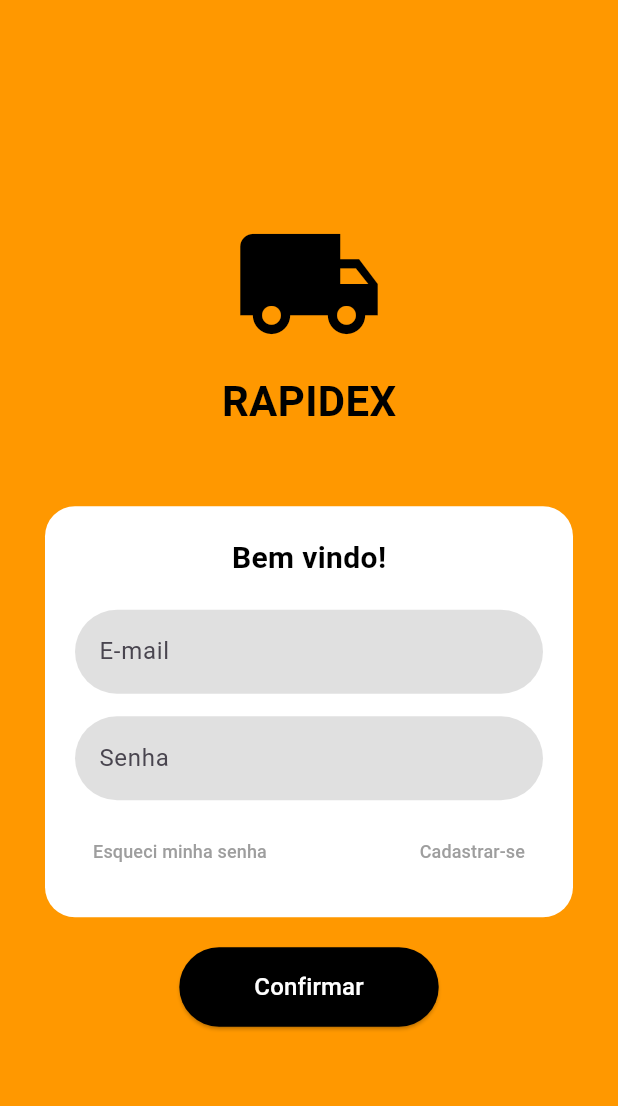
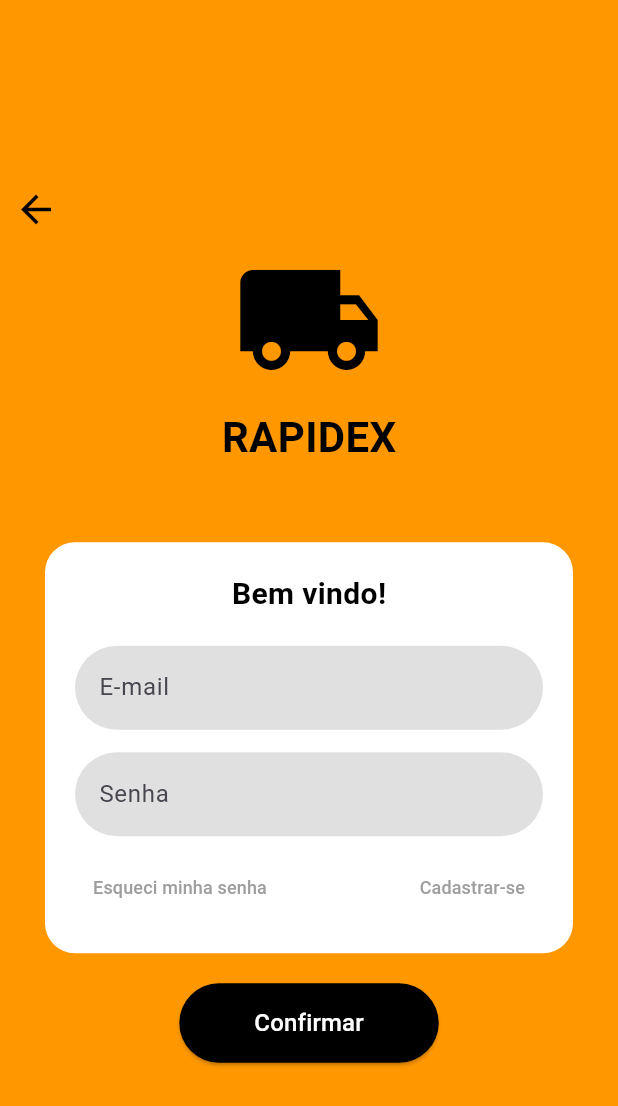
Before and after one commit to Viegas13/Rapidex, a Flutter app: the AcessoEntregadorScreen screen opened directly, on a phone screen of 412 x 824 dp. Shown: the top 1106 px of the screen. Run offline on Flutter 3.47's test engine with Material 3 defaults, Android fonts, the phone set to English and light mode, and no system bars; our stand-ins replace image_picker, mask_text_input_formatter; missing offline and left inert: flutter_email_sender, postgres.

Commit message:
alterações login

```diff
--- a/src/view-rapidex/interfaces/lib/View/IAcessoEntregador.dart
+++ b/src/view-rapidex/interfaces/lib/View/IAcessoEntregador.dart
@@ -20,7 +20,8 @@ class _AcessoEntregadorScreenState extends State<AcessoEntregadorScreen> {
   late EntregadorDAO entregadorDAO;
 
   final TextEditingController emailController = TextEditingController();
-  final TextEditingController senhaController = TextEditingController(); // olhar questão de criptografia
+  final TextEditingController senhaController =
+      TextEditingController(); // olhar questão de criptografia
 
   @override
   void initState() {
@@ -47,15 +48,15 @@ class _AcessoEntregadorScreenState extends State<AcessoEntregadorScreen> {
     String email = emailController.text;
     String senha = senhaController.text;
 
-    Entregador? entregadorLogado = await entregadorDAO.BuscarEntregadorParaLogin(email, senha);
+    Entregador? entregadorLogado =
+        await entregadorDAO.BuscarEntregadorParaLogin(email, senha);
 
     if (entregadorLogado != null) {
       Navigator.push(
         context,
         MaterialPageRoute(builder: (context) => HomeEntregadorScreen()),
       );
-    }
-    else {
+    } else {
       print("Entregador NULL!!!!!!!!!!!");
     }
   }
@@ -70,6 +71,19 @@ class _AcessoEntregadorScreenState extends State<AcessoEntregadorScreen> {
           children: [
             Column(
               children: [
+                Align(
+                  alignment: Alignment.topLeft,
+                  child: IconButton(
+                    icon: Icon(
+                      Icons.arrow_back, // Ícone de seta
+                      color: Colors.black,
+                      size: 30,
+                    ),
+                    onPressed: () {
+                      Navigator.pop(context);
+                    },
+                  ),
+                ),
                 Icon(
                   Icons.local_shipping,
                   size: 100,
@@ -155,7 +169,9 @@ class _AcessoEntregadorScreenState extends State<AcessoEntregadorScreen> {
                         onPressed: () {
                           Navigator.push(
                             context,
-                            MaterialPageRoute(builder: (context) => CadastroEntregadorScreen()),
+                            MaterialPageRoute(
+                                builder: (context) =>
+                                    CadastroEntregadorScreen()),
                           );
                         },
                         child: Text(
--- a/src/view-rapidex/interfaces/pubspec.yaml
+++ b/src/view-rapidex/interfaces/pubspec.yaml
@@ -34,6 +34,7 @@ dependencies:
   http: ^1.1.0
   mask_text_input_formatter: ^2.1.0
   image_picker: ^0.8.7
+  flutter_email_sender: ^6.0.3
 
 
 
```
Also changed, not shown: src/view-rapidex/interfaces/lib/View/IAcessoCliente.dart (+28 -6 lines), src/view-rapidex/interfaces/lib/View/IAcessoFornecedor.dart (+13 -0 lines), src/view-rapidex/interfaces/lib/controller/EmailController.dart (added, +18 -0 lines), src/view-rapidex/interfaces/pubspec.lock, 1 other file.
